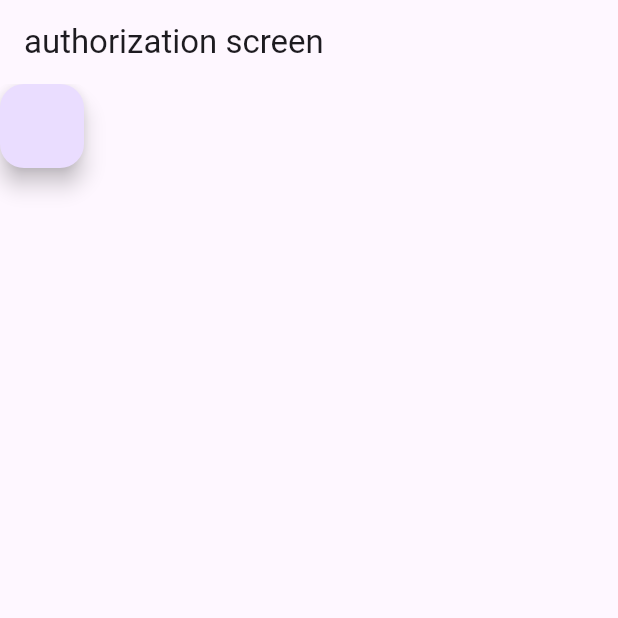
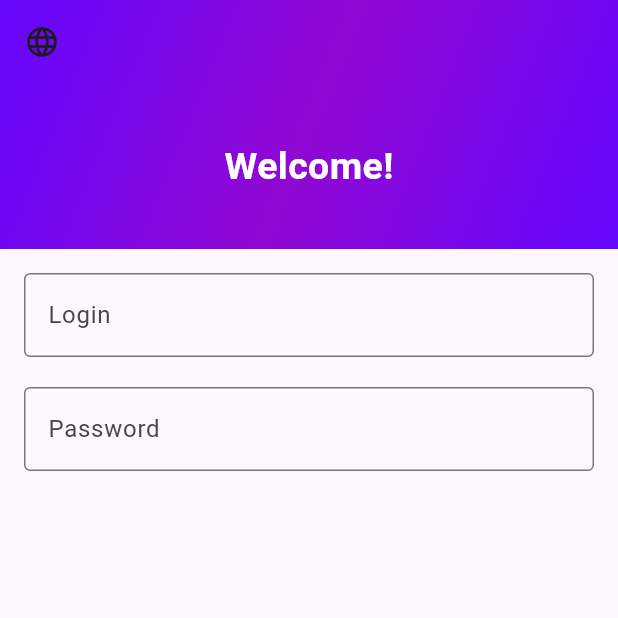
Before and after one commit to sqdxdeny/employee_managment_project, a Flutter app: the screen it shows after launch, on a phone screen of 412 x 824 dp, the top half of it. Run offline on Flutter 3.47's test engine with Material 3 defaults, Android fonts, the phone set to English and light mode, and no system bars; our stand-ins replace auto_route, easy_localization, equatable, flutter_bloc.

Commit message:
update: added auth_screen

```diff
--- a/assets/translations/en.json
+++ b/assets/translations/en.json
@@ -1,6 +1,8 @@
 {
   "authorization_" : {
-    "title" : "authorization screen"
+    "title" : "Welcome!",
+    "login_" : "Login",
+    "password_" : "Password"
   },
-  "test" : "test button"
+  "continue_" : "Continue"
 }
--- a/assets/translations/ru.json
+++ b/assets/translations/ru.json
@@ -1,6 +1,8 @@
 {
   "authorization_" : {
-    "title" : "екалэмэнэ"
+    "title" : "Добро пожаловать!",
+    "login_" : "Логин",
+    "password_" : "Пароль"
   },
-  "test" : "тест кнопка"
+  "continue_" : "Продолжить"
 }
--- /dev/null
+++ b/lib/application/profile/authorization_bloc.dart
@@ -0,0 +1,24 @@
+import 'package:equatable/equatable.dart';
+import 'package:flutter_bloc/flutter_bloc.dart';
+
+part 'authorization_event.dart';
+part 'authorization_state.dart';
+
+class AuthorizationBloc extends Bloc<AuthorizationEvent, AuthorizationState> {
+  AuthorizationBloc(super.initialState) {
+    on<_UpdateLogin>(_updateLogin);
+    on<_UpdatePassword>(_updatePassword);
+  }
+
+  Future<void> _updateLogin(_UpdateLogin event, Emitter<AuthorizationState> emit) async {
+    emit(state.copyWith(
+      login: event.login,
+    ));
+  }
+
+  Future<void> _updatePassword(_UpdatePassword event, Emitter<AuthorizationState> emit) async {
+    emit(state.copyWith(
+      password: event.password,
+    ));
+  }
+}
--- /dev/null
+++ b/lib/application/profile/authorization_event.dart
@@ -0,0 +1,30 @@
+part of 'authorization_bloc.dart';
+
+
+sealed class AuthorizationEvent {
+  const AuthorizationEvent();
+
+  const factory AuthorizationEvent.updateLogin(String login) = _UpdateLogin;
+
+  const factory AuthorizationEvent.updatePassword(
+      String password) = _UpdatePassword;
+
+  const factory AuthorizationEvent.isButtonEnabled(bool buttonenabled) = _isButtonEnabled;
+
+}
+
+class _UpdateLogin extends AuthorizationEvent {
+  final String login;
+  const _UpdateLogin(this.login);
+}
+
+class _UpdatePassword extends AuthorizationEvent {
+  final String password;
+  const _UpdatePassword(this.password);
+}
+
+class _isButtonEnabled extends AuthorizationEvent {
+  final bool isButtonEnabled;
+  const _isButtonEnabled(this.isButtonEnabled);
+
+}
--- /dev/null
+++ b/lib/application/profile/authorization_state.dart
@@ -0,0 +1,32 @@
+part of 'authorization_bloc.dart';
+
+class AuthorizationState with EquatableMixin {
+  final String? login;
+  final String? password;
+  final bool isButtonEnabled;
+
+  const AuthorizationState ({
+    this.login,
+    this.password,
+    this.isButtonEnabled = false,
+});
+
+  AuthorizationState copyWith({
+    String? login,
+    String? password,
+    bool? isButtonEnabled,
+}) {
+    return AuthorizationState(
+      login: login ?? this.login,
+      password: password ?? this.password,
+      isButtonEnabled: isButtonEnabled ?? this.isButtonEnabled,
+    );
+  }
+
+  @override
+  List<Object?> get props => [
+    login,
+    password,
+    isButtonEnabled,
+  ];
+}
--- a/lib/presentation/routes/router.dart
+++ b/lib/presentation/routes/router.dart
@@ -1,8 +1,10 @@
 import 'package:auto_route/auto_route.dart';
 import 'package:employee_managment_project/presentation/screens/authorization/authorization_screen.dart';
 
+import '../screens/home/home_screen.dart';
+
 export 'package:auto_route/auto_route.dart';
-
+import 'package:employee_managment_project/generated/locale_keys.g.dart';
 part 'router.gr.dart';
 
 @AutoRouterConfig()
@@ -15,5 +17,6 @@ class AppRouter extends RootStackRouter {
   @override
   List<AutoRoute> get routes => [
     CustomRoute(page: AuthorizationRoute.page, path: '/'),
+    CustomRoute(page: HomeRoute.page, path: '/home')
   ];
 }
--- a/lib/presentation/screens/authorization/authorization_form.dart
+++ b/lib/presentation/screens/authorization/authorization_form.dart
@@ -0,0 +1,124 @@
+part of 'authorization_screen.dart';
+
+class AuthorizationForm extends StatelessWidget {
+  const AuthorizationForm({super.key});
+
+  Widget _loginBar(BuildContext context) { /// ПОЛЕ С ЛОГИНОМ
+    return TextFormField(
+      decoration: InputDecoration(
+        labelText: LocaleKeys.authorization__login_.tr(),
+        border: OutlineInputBorder(),
+      ),
+      onChanged: (value) {
+        final bloc = context.read<AuthorizationBloc>();
+        bloc.add(AuthorizationEvent.updateLogin(value));
+      },
+    );
+  }
+
+  Widget _passwordBar(BuildContext context) { /// ПОЛЕ С ПАРОЛЕМ
+    return TextFormField(
+      decoration: InputDecoration(
+        labelText: LocaleKeys.authorization__password_.tr(),
+        border: OutlineInputBorder(),
+      ),
+      onChanged: (value) {
+        final bloc = context.read<AuthorizationBloc>();
+        bloc.add(AuthorizationEvent.updatePassword(value));
+      },
+    );
+  }
+
+  Widget _buttonContinue() { /// КНОПКА ПРОДОЛЖИТь
+    return BlocBuilder<AuthorizationBloc, AuthorizationState>(
+      buildWhen: (p, c) => p.login != c.login || p.password != c.password,
+
+      builder: (context, state) {
+        if ((state.login?.isEmpty ?? true) ||
+            (state.password?.isEmpty ?? true)) {
+          return const SizedBox();
+        } else {
+          return ElevatedButton(
+            onPressed: () {
+              context.router.navigate(HomeRoute());
+            },
+            child: Text(LocaleKeys.continue_.tr()),
+          );
+        }
+      },
+    );
+  }
+
+  Widget _bodyPadding(BuildContext context) { /// Тело
+    /// Поле логина и пароля
+    return Padding(
+      padding: const EdgeInsets.all(16.0),
+      child: Column(
+        spacing: 20,
+        children: [
+          _loginBar(context),
+          _passwordBar(context),
+          _buttonContinue(),
+        ],
+      ),
+    );
+  }
+
+  Widget _languageButton(BuildContext context) {
+    return IconButton(
+      icon: Icon(Icons.language_outlined),
+      // backgroundColor: Color(0xFF8B9BA1),
+      onPressed: () {
+        if (context.locale == Locale('en')) {
+          context.setLocale(Locale('ru'));
+        } else {
+          context.setLocale(Locale('en'));
+        }
+      },
+    );
+  }
+
+  PreferredSizeWidget _appBarBottom(BuildContext context) {
+    return PreferredSize(
+      preferredSize: Size.fromHeight(110),
+      child: Container(
+        height: 110,
+        child: Center(
+          child: Text(
+            LocaleKeys.authorization__title.tr(),
+            style: TextStyle(
+              color: Colors.white,
+              fontSize: 25,
+              fontWeight: FontWeight.bold,
+            ),
+          ),
+        ),
+      ),
+    );
+  }
+
+  PreferredSizeWidget _appBar(BuildContext context) {
+    return AppBar(
+      centerTitle: true,
+      flexibleSpace: Container(
+        decoration: BoxDecoration(
+          gradient: LinearGradient(
+            colors: [Color(0xFF6507FF), Color(0xFF9008D2), Color(0xFF6507FF)],
+            begin: Alignment.topLeft,
+            end: Alignment.bottomRight,
+          ),
+        ),
+      ),
+      leading: _languageButton(context),
+      bottom: _appBarBottom(context),
+    );
+}
+
+  @override
+  Widget build(BuildContext context) {
+    return Scaffold(
+      appBar: _appBar(context),
+      body: _bodyPadding(context),
+    );
+  }
+}
--- a/lib/presentation/screens/authorization/authorization_screen.dart
+++ b/lib/presentation/screens/authorization/authorization_screen.dart
@@ -1,25 +1,23 @@
 import 'package:auto_route/annotations.dart';
 import 'package:easy_localization/easy_localization.dart';
+import 'package:employee_managment_project/application/profile/authorization_bloc.dart';
 import 'package:employee_managment_project/generated/locale_keys.g.dart';
+import 'package:employee_managment_project/presentation/routes/router.dart';
 import 'package:flutter/material.dart';
+import 'package:flutter_bloc/flutter_bloc.dart';
+import '';
+
+
+part 'authorization_form.dart';
 
 @RoutePage()
-
 class AuthorizationScreen extends StatelessWidget {
   const AuthorizationScreen({super.key});
 
-
   @override
-  Widget build(BuildContext context) {
-    return Scaffold(
-      appBar: AppBar(
-        title: Text(LocaleKeys.authorization__title.tr()),
-      ),
-      body: FloatingActionButton(onPressed: () {
-        if (context.locale == Locale('en')) {
-          context.setLocale(Locale('ru'));
-        } else {context.setLocale(Locale('en'));}
-      }),
+  Widget build (BuildContext context) {
+    return BlocProvider(create: (context) => AuthorizationBloc(AuthorizationState()),
+    child: const AuthorizationForm(),
     );
   }
 }
--- /dev/null
+++ b/lib/presentation/screens/home/home_form.dart
@@ -0,0 +1 @@
+part of 'home_screen.dart';
--- /dev/null
+++ b/lib/presentation/screens/home/home_screen.dart
@@ -0,0 +1,14 @@
+import 'package:auto_route/annotations.dart';
+import 'package:flutter/cupertino.dart';
+
+part 'home_form.dart';
+
+@RoutePage()
+class HomeScreen extends StatelessWidget {
+  const HomeScreen({super.key});
+
+  @override
+  Widget build(BuildContext context) {
+    return const Placeholder();
+  }
+}
```
Also changed, not shown: lib/generated/locale_keys.g.dart, lib/presentation/routes/router.gr.dart, lib/presentation/screens/profile/profile_form.dart (added), lib/presentation/screens/profile/profile_screen.dart (added).
